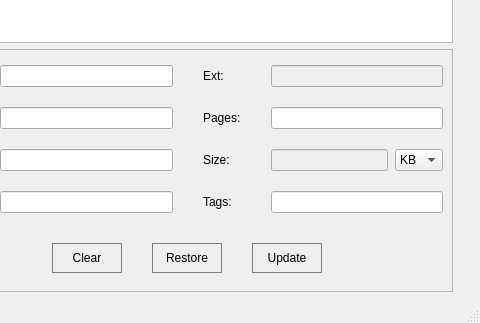
Above: mainwindow.ui from MarioFares/Ebook-Access-Cpp before the change; both pictures show x 723 to 1203 and y 345 to 668 of the 1203 by 668 pixel window. Below: the same form after it.
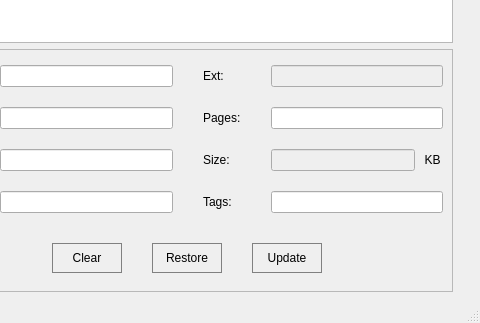
That is the form after the change. Icons and pictures are not drawn.

Commit message: Changed Details comboBox Unit to a QPushButton

The edit to the form file:
```diff
--- a/mainwindow.ui
+++ b/mainwindow.ui
@@ -1333,37 +1333,23 @@
                      </widget>
                     </item>
                     <item>
-                     <widget class="QComboBox" name="comboBoxSizeUnit">
-                      <property name="sizePolicy">
-                       <sizepolicy hsizetype="Preferred" vsizetype="Fixed">
-                        <horstretch>0</horstretch>
-                        <verstretch>0</verstretch>
-                       </sizepolicy>
-                      </property>
-                      <property name="maximumSize">
+                     <widget class="QPushButton" name="buttonSizeUnit">
+                      <property name="minimumSize">
                        <size>
-                        <width>16777215</width>
-                        <height>24</height>
+                        <width>21</width>
+                        <height>0</height>
                        </size>
                       </property>
-                      <property name="sizeAdjustPolicy">
-                       <enum>QComboBox::AdjustToContents</enum>
+                      <property name="cursor">
+                       <cursorShape>PointingHandCursor</cursorShape>
                       </property>
-                      <item>
-                       <property name="text">
-                        <string>KB</string>
-                       </property>
-                      </item>
-                      <item>
-                       <property name="text">
-                        <string>MB</string>
-                       </property>
-                      </item>
-                      <item>
-                       <property name="text">
-                        <string>GB</string>
-                       </property>
-                      </item>
+                      <property name="styleSheet">
+                       <string notr="true">border: 0px;
+</string>
+                      </property>
+                      <property name="text">
+                       <string>KB</string>
+                      </property>
                      </widget>
                     </item>
                    </layout>
```
The commit also changes 2 other files.
